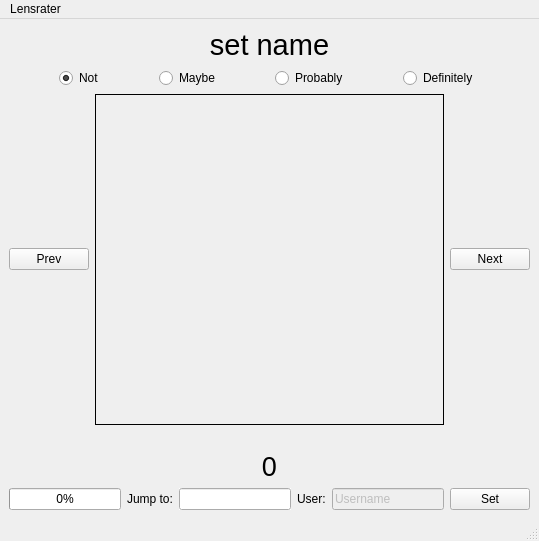
First picture: the form in lensrater/mwin.ui, repository coljac/lensrater, before the edit.
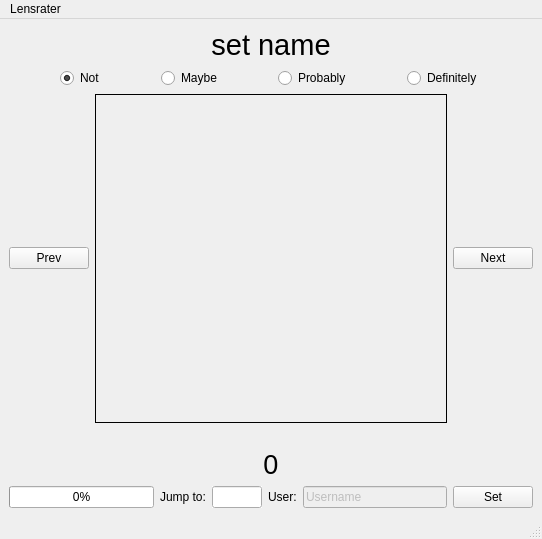
Second picture: the form after the edit. Custom widgets are drawn as their Qt base class.

What changed in the file:
```diff
--- a/lensrater/mwin.ui
+++ b/lensrater/mwin.ui
@@ -6,8 +6,8 @@
    <rect>
     <x>0</x>
     <y>0</y>
-    <width>539</width>
-    <height>541</height>
+    <width>542</width>
+    <height>539</height>
    </rect>
   </property>
   <property name="windowTitle">
@@ -161,11 +161,23 @@
         <item>
          <widget class="QLabel" name="image_label">
           <property name="sizePolicy">
-           <sizepolicy hsizetype="Preferred" vsizetype="Expanding">
+           <sizepolicy hsizetype="MinimumExpanding" vsizetype="MinimumExpanding">
             <horstretch>0</horstretch>
             <verstretch>0</verstretch>
            </sizepolicy>
           </property>
+          <property name="minimumSize">
+           <size>
+            <width>10</width>
+            <height>10</height>
+           </size>
+          </property>
+          <property name="baseSize">
+           <size>
+            <width>100</width>
+            <height>100</height>
+           </size>
+          </property>
           <property name="frameShape">
            <enum>QFrame::Box</enum>
           </property>
@@ -175,6 +187,9 @@
           <property name="text">
            <string/>
           </property>
+          <property name="alignment">
+           <set>Qt::AlignCenter</set>
+          </property>
          </widget>
         </item>
         <item>
@@ -218,6 +233,18 @@
       </item>
       <item>
        <widget class="QLineEdit" name="jump_box">
+        <property name="sizePolicy">
+         <sizepolicy hsizetype="Maximum" vsizetype="Fixed">
+          <horstretch>0</horstretch>
+          <verstretch>0</verstretch>
+         </sizepolicy>
+        </property>
+        <property name="maximumSize">
+         <size>
+          <width>50</width>
+          <height>16777215</height>
+         </size>
+        </property>
         <property name="focusPolicy">
          <enum>Qt::ClickFocus</enum>
         </property>
@@ -263,7 +290,7 @@
     <rect>
      <x>0</x>
      <y>0</y>
-     <width>539</width>
+     <width>542</width>
      <height>19</height>
     </rect>
    </property>
@@ -281,6 +308,13 @@
    </property>
   </action>
  </widget>
+ <customwidgets>
+  <customwidget>
+   <class>ScaledLabel</class>
+   <extends>QLabel</extends>
+   <header>scaledlabel.h</header>
+  </customwidget>
+ </customwidgets>
  <resources/>
  <connections/>
 </ui>
```
Left out of the diff: 4 changed lines with no effect on the pictures.
